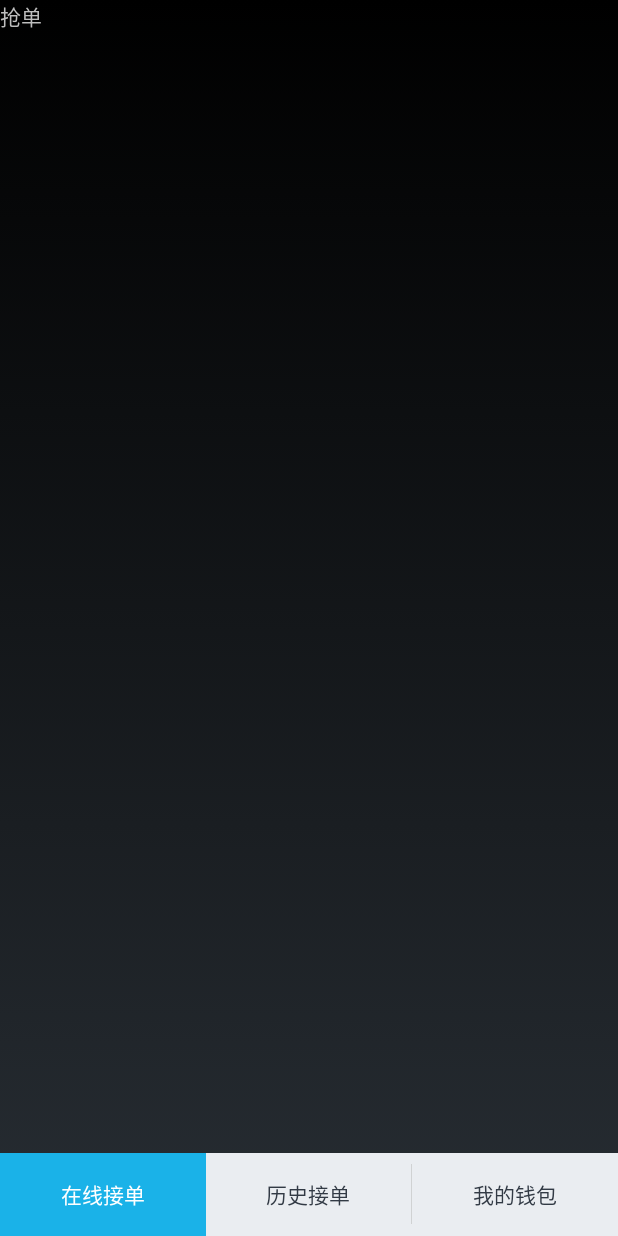
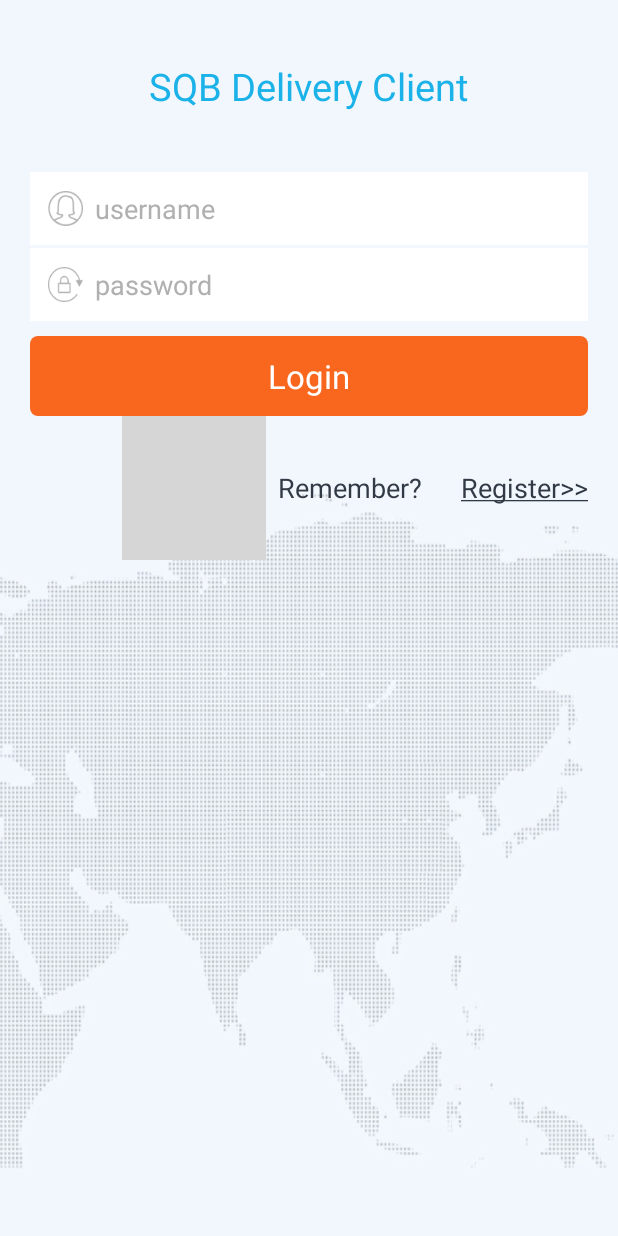
Before and after one commit to strawhatboy/SQBExpressAssistant, an Android app: the screen it shows after launch (mainActivity before the commit, loginActivity after it), on a phone screen of 412 x 824 dp. Run offline under Robolectric (Android 15) with nearby library versions, the phone set to English and light mode, and no system bars; our stand-ins replace CircleImageView.

Commit message:
Added login activity.

```diff
--- /dev/null
+++ b/app/src/main/java/com/sqbnet/expressassistant/loginActivity.java
@@ -0,0 +1,82 @@
+package com.sqbnet.expressassistant;
+
+import android.app.Activity;
+import android.content.Intent;
+import android.graphics.Typeface;
+import android.os.Bundle;
+import android.text.method.PasswordTransformationMethod;
+import android.view.Menu;
+import android.view.MenuItem;
+import android.view.MotionEvent;
+import android.view.View;
+import android.view.inputmethod.InputMethodManager;
+import android.widget.Button;
+import android.widget.EditText;
+import android.widget.TextView;
+
+
+public class loginActivity extends Activity {
+
+    private EditText et_pwd;
+    private EditText et_usr;
+    private Button btn_login;
+    private TextView tv_register;
+
+
+    @Override
+    protected void onCreate(Bundle savedInstanceState) {
+        super.onCreate(savedInstanceState);
+        setContentView(R.layout.activity_login);
+
+        initView();
+    }
+
+    private void initView() {
+        et_pwd = (EditText) findViewById(R.id.editTextPwd);
+        et_usr = (EditText) findViewById(R.id.editTextUsr);
+        btn_login = (Button) findViewById(R.id.btn_login);
+        tv_register = (TextView) findViewById(R.id.tv_register);
+
+        et_pwd.setTypeface(Typeface.DEFAULT);
+        et_pwd.setTransformationMethod(new PasswordTransformationMethod());
+
+        btn_login.setOnClickListener(new View.OnClickListener() {
+            @Override
+            public void onClick(View view) {
+                Intent intent = new Intent();
+                intent.setClass(loginActivity.this, mainActivity.class);
+
+                //TODO: add login api call here
+                startActivity(intent);
+                //overridePendingTransition(R.animator.in_from_right, R.animator.out_to_left);
+            }
+        });
+
+        tv_register.setOnClickListener(new View.OnClickListener() {
+            @Override
+            public void onClick(View view) {
+                Intent intent = new Intent();
+                intent.setClass(loginActivity.this, registrationActivity.class);
+
+                startActivity(intent);
+                overridePendingTransition(R.animator.in_from_right, R.animator.out_to_left);
+            }
+        });
+    }
+
+    @Override
+    public boolean onTouchEvent(MotionEvent event) {
+        if (this.getCurrentFocus() != null) {
+            if (et_pwd.hasFocus()) {
+                et_pwd.clearFocus();
+            }
+            if (et_usr.hasFocus()) {
+                et_usr.clearFocus();
+            }
+
+            InputMethodManager mInputMethodManager = (InputMethodManager) getSystemService(INPUT_METHOD_SERVICE);
+            return mInputMethodManager.hideSoftInputFromWindow(this.getCurrentFocus().getWindowToken(), 0);
+        }
+        return super.onTouchEvent(event);
+    }
+}
--- /dev/null
+++ b/app/src/main/java/com/sqbnet/expressassistant/registrationActivity.java
@@ -0,0 +1,16 @@
+package com.sqbnet.expressassistant;
+
+import android.app.Activity;
+import android.os.Bundle;
+import android.view.Menu;
+import android.view.MenuItem;
+
+
+public class registrationActivity extends Activity {
+
+    @Override
+    protected void onCreate(Bundle savedInstanceState) {
+        super.onCreate(savedInstanceState);
+        setContentView(R.layout.activity_registration);
+    }
+}
--- /dev/null
+++ b/app/src/main/res/animator/in_from_right.xml
@@ -0,0 +1,5 @@
+<?xml version="1.0" encoding="utf-8"?>
+<set xmlns:android="http://schemas.android.com/apk/res/android">
+    <translate android:fromXDelta="100%p" android:toXDelta="0%p"
+        android:duration="300" />
+</set>
--- /dev/null
+++ b/app/src/main/res/animator/out_to_left.xml
@@ -0,0 +1,5 @@
+<?xml version="1.0" encoding="utf-8"?>
+<set xmlns:android="http://schemas.android.com/apk/res/android">
+    <translate android:fromXDelta="0%p" android:toXDelta="-100%p"
+        android:duration="300" />
+</set>
--- /dev/null
+++ b/app/src/main/res/drawable-xhdpi/button_login.xml
@@ -0,0 +1,5 @@
+<?xml version="1.0" encoding="utf-8"?>
+<shape xmlns:android="http://schemas.android.com/apk/res/android">
+    <solid android:color="@color/login_button"/>
+    <corners android:radius="5dp"/>
+</shape>
--- /dev/null
+++ b/app/src/main/res/drawable-xhdpi/checkbox_white_selector.xml
@@ -0,0 +1,7 @@
+<?xml version="1.0" encoding="utf-8"?>
+<selector xmlns:android="http://schemas.android.com/apk/res/android">
+    <item android:state_checked="true" android:drawable="@drawable/checkbox_white_checked" />
+    <item android:state_checked="false" android:drawable="@drawable/checkbox_white" />
+
+    <item android:drawable="@drawable/checkbox_white" />
+</selector>
--- /dev/null
+++ b/app/src/main/res/drawable-xhdpi/edittext_pwd_selector.xml
@@ -0,0 +1,7 @@
+<?xml version="1.0" encoding="utf-8"?>
+<selector xmlns:android="http://schemas.android.com/apk/res/android">
+    <item android:state_focused="true" android:drawable="@drawable/login_pwd_focused" />
+    <item android:state_focused="false" android:drawable="@drawable/login_pwd" />
+
+    <item android:drawable="@drawable/login_pwd" />
+</selector>
--- /dev/null
+++ b/app/src/main/res/drawable-xhdpi/edittext_selector.xml
@@ -0,0 +1,7 @@
+<?xml version="1.0" encoding="utf-8"?>
+<selector xmlns:android="http://schemas.android.com/apk/res/android">
+    <item android:state_focused="true" android:drawable="@drawable/edittext_shape_focused" />
+    <item android:state_focused="false" android:drawable="@drawable/edittext_shape_unfocused" />
+
+    <item android:drawable="@drawable/edittext_shape_unfocused" />
+</selector>
--- /dev/null
+++ b/app/src/main/res/drawable-xhdpi/edittext_shape_focused.xml
@@ -0,0 +1,7 @@
+<?xml version="1.0" encoding="utf-8"?>
+<shape xmlns:android="http://schemas.android.com/apk/res/android">
+    <solid android:color="#FFFFFF"/>
+    <stroke android:color="@color/font_dark"
+        android:width="2px"
+        />
+</shape>
--- /dev/null
+++ b/app/src/main/res/drawable-xhdpi/edittext_shape_unfocused.xml
@@ -0,0 +1,7 @@
+<?xml version="1.0" encoding="utf-8"?>
+<shape xmlns:android="http://schemas.android.com/apk/res/android">
+    <solid android:color="#FFFFFF"/>
+    <stroke android:color="#FFFFFF"
+        android:width="2px"
+        />
+</shape>
--- /dev/null
+++ b/app/src/main/res/drawable-xhdpi/edittext_usr_selector.xml
@@ -0,0 +1,7 @@
+<?xml version="1.0" encoding="utf-8"?>
+<selector xmlns:android="http://schemas.android.com/apk/res/android">
+    <item android:state_focused="true" android:drawable="@drawable/login_user_focused" />
+    <item android:state_focused="false" android:drawable="@drawable/login_user" />
+
+    <item android:drawable="@drawable/login_user" />
+</selector>
--- /dev/null
+++ b/app/src/main/res/layout/activity_login.xml
@@ -0,0 +1,76 @@
+<LinearLayout xmlns:android="http://schemas.android.com/apk/res/android"
+    xmlns:tools="http://schemas.android.com/tools" android:layout_width="match_parent"
+    android:layout_height="match_parent"
+    android:background="@drawable/bg"
+    tools:context="com.sqbnet.expressassistant.loginActivity"
+    android:paddingTop="10dp"
+    android:paddingLeft="20dp"
+    android:paddingRight="20dp"
+    android:orientation="vertical"
+    android:focusable="true"
+    android:focusableInTouchMode="true">
+
+
+    <TextView android:text="@string/login_title" android:layout_width="wrap_content"
+        android:layout_height="wrap_content"
+        android:id="@+id/textViewTitle"
+        android:layout_gravity="center"
+        android:textSize="25sp"
+        android:textColor="@color/font_blue"
+        android:layout_marginTop="30dp"
+        />
+    <EditText
+        android:layout_width="match_parent"
+        android:layout_height="wrap_content"
+        android:inputType="textEmailAddress"
+        android:ems="10"
+        android:id="@+id/editTextUsr"
+        android:layout_marginTop="40dp"
+        android:hint="@string/login_user"
+        android:layout_gravity="center"
+        style="@style/edittext_usr_style"/>
+
+    <EditText
+        android:layout_width="match_parent"
+        android:layout_height="wrap_content"
+        android:inputType="textPassword"
+        android:ems="10"
+        android:id="@+id/editTextPwd"
+        android:layout_marginTop="2dp"
+        android:layout_below="@+id/textView"
+        android:layout_toRightOf="@+id/textView"
+        android:hint="@string/login_pwd"
+        android:layout_gravity="center"
+        style="@style/edittext_pwd_style"/>
+
+    <Button
+        android:layout_marginTop="10dp"
+        android:layout_width="match_parent"
+        android:layout_height="wrap_content"
+        android:background="@drawable/button_login"
+        android:textSize="22sp"
+        android:padding="12dp"
+        android:text="@string/login_btn_login"
+        android:textColor="@color/font_white"
+        android:id="@+id/btn_login"/>
+    <LinearLayout
+        android:orientation="horizontal"
+        android:layout_width="wrap_content"
+        android:layout_height="wrap_content"
+        android:layout_gravity="right">
+        <CheckBox
+            android:layout_width="wrap_content"
+            android:layout_height="wrap_content"
+            android:textColor="@color/font_balck"
+            android:textSize="18dp"
+            android:text="@string/login_remember"
+            style="@style/checkbox_white_style"/>
+        <TextView android:text="@string/login_tv_register"
+            android:layout_width="wrap_content"
+            android:layout_marginLeft="18dp"
+            android:textSize="18dp"
+            android:textColor="@color/font_balck"
+            android:layout_height="wrap_content"
+            android:id="@+id/tv_register" />
+    </LinearLayout>
+</LinearLayout>
--- /dev/null
+++ b/app/src/main/res/layout/activity_registration.xml
@@ -0,0 +1,24 @@
+<?xml version="1.0" encoding="utf-8"?>
+<LinearLayout xmlns:android="http://schemas.android.com/apk/res/android"
+    android:orientation="vertical" android:layout_width="match_parent"
+    android:layout_height="match_parent">
+    <LinearLayout
+        android:layout_gravity="bottom"
+        android:layout_width="match_parent"
+        android:layout_height="wrap_content"
+        >
+            <Button
+                android:layout_width="0dp"
+                android:layout_weight="0.5"
+                android:layout_height="wrap_content"
+                android:text="@string/btn_ok"
+                android:layout_column="0"/>
+
+            <Button
+                android:layout_width="0dp"
+                android:layout_weight="0.5"
+                android:layout_height="wrap_content"
+                android:text="@string/btn_cancel"
+                android:layout_column="1" />
+    </LinearLayout>
+</LinearLayout>
--- a/app/src/main/res/values/colors.xml
+++ b/app/src/main/res/values/colors.xml
@@ -4,8 +4,12 @@
     <color name="bg_gray">#EAEDF1</color>
     <color name="font_balck">#323A45</color>
     <color name="bg_blue">#1AB2E8</color>
+    <color name="font_blue">#1AB2E8</color>
     <color name="font_white">#FFF</color>
     <color name="bg_white">#FFF</color>
     <color name="font_green">#1FBBA6</color>
+    <color name="font_grey">#B0B0B0</color>
+    <color name="font_dark">#454545</color>
+    <color name="login_button">#F9671E</color>
 
 </resources>
--- a/app/src/main/res/values/strings.xml
+++ b/app/src/main/res/values/strings.xml
@@ -10,4 +10,18 @@
 
 <!-- TODO: Remove or change this placeholder text -->
     <string name="hello_blank_fragment">Hello blank fragment</string>
+    <string name="title_activity_login">loginActivity</string>
+    <string name="login_title">SQB Delivery Client</string>
+    <string name="login_user">username</string>
+    <string name="login_pwd">password</string>
+    <string name="login_btn_login">Login</string>
+    <string name="login_tv_register"><u>Register&gt;&gt;</u></string>
+
+    <string name="hello_world">Hello world!</string>
+    <string name="action_settings">Settings</string>
+    <string name="login_remember">Remember?</string>
+    <string name="title_activity_registration">registrationActivity</string>
+
+    <string name="btn_ok">OK</string>
+    <string name="btn_cancel">Cancel</string>
 </resources>
--- a/app/src/main/res/values/styles.xml
+++ b/app/src/main/res/values/styles.xml
@@ -24,4 +24,25 @@
     <!-- Backward-compatible version of ?android:attr/buttonBarButtonStyle -->
     <style name="ButtonBarButton" />
 
+    <style name="edittext_usr_style">
+        <item name="android:background">@drawable/edittext_selector</item>
+        <item name="android:drawableLeft">@drawable/edittext_usr_selector</item>
+        <item name="android:padding">12dp</item>
+        <item name="android:drawablePadding">8dp</item>
+        <item name="android:textColorHint">@color/font_grey</item>
+        <item name="android:textColor">@color/font_dark</item>
+    </style>
+    <style name="edittext_pwd_style">
+        <item name="android:background">@drawable/edittext_selector</item>
+        <item name="android:drawableLeft">@drawable/edittext_pwd_selector</item>
+        <item name="android:padding">12dp</item>
+        <item name="android:drawablePadding">8dp</item>
+        <item name="android:textColorHint">@color/font_grey</item>
+        <item name="android:textColor">@color/font_dark</item>
+    </style>
+
+    <style name="checkbox_white_style">
+        <item name="android:button">@drawable/checkbox_white_selector</item>
+        <item name="android:padding">8dp</item>
+    </style>
 </resources>
```
Also changed, not shown: app/src/main/AndroidManifest.xml (+14 -2 lines), app/src/main/res/drawable-xhdpi/login_pwd.png, 1 other file.
